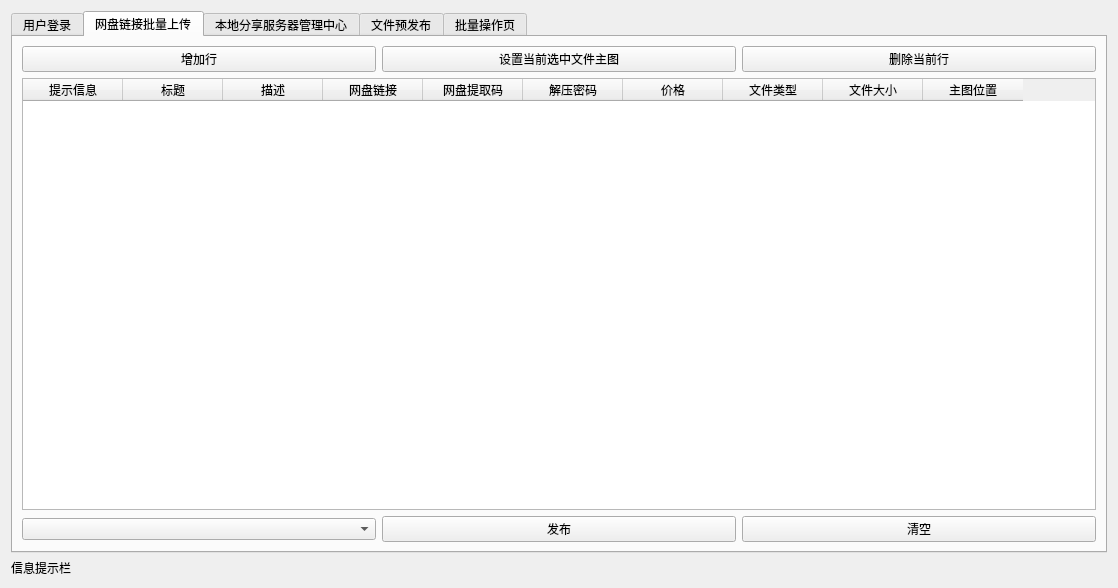
First picture: the form in client.ui, repository Firesuiry/jdmm-client, before the edit.
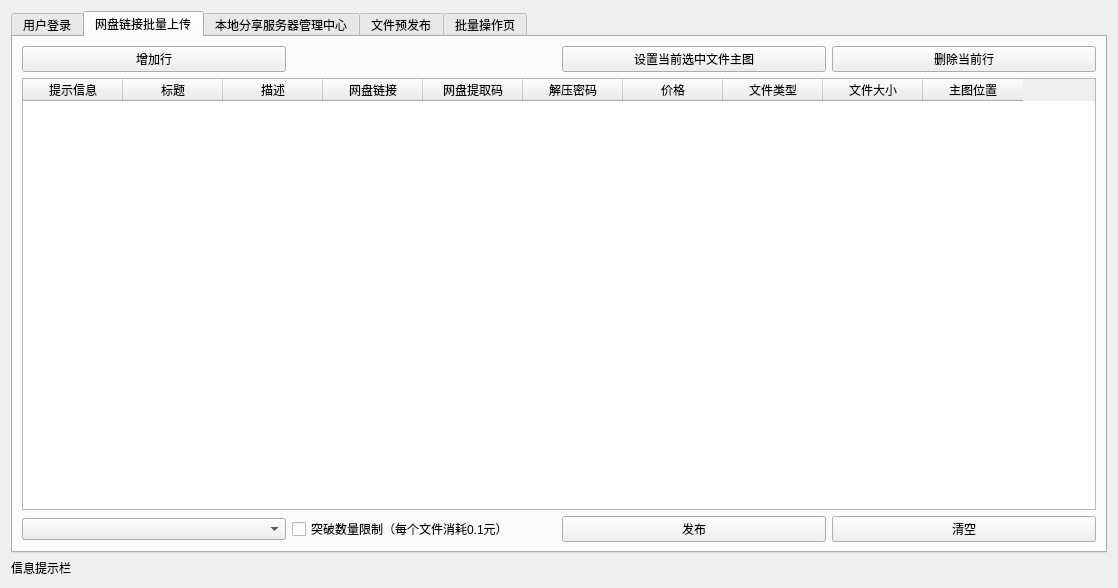
Second picture: the form after the edit. The open tabs and pages were chosen to show the change.

Commit message: 增加突破数量限制选项

```diff
--- a/client.ui
+++ b/client.ui
@@ -17,7 +17,7 @@
    <item>
     <widget class="QTabWidget" name="mainTab">
      <property name="currentIndex">
-      <number>0</number>
+      <number>1</number>
      </property>
      <widget class="QWidget" name="loginTab">
       <attribute name="title">
@@ -169,21 +169,14 @@
        <string>网盘链接批量上传</string>
       </attribute>
       <layout class="QGridLayout" name="gridLayout">
-       <item row="0" column="0">
-        <widget class="QPushButton" name="insertBtn">
-         <property name="text">
-          <string>增加行</string>
-         </property>
-        </widget>
-       </item>
        <item row="0" column="2">
-        <widget class="QPushButton" name="deleteBtn">
+        <widget class="QPushButton" name="setMainImgBtn">
          <property name="text">
-          <string>删除当前行</string>
+          <string>设置当前选中文件主图</string>
          </property>
         </widget>
        </item>
-       <item row="1" column="0" colspan="3">
+       <item row="1" column="0" colspan="4">
         <widget class="QTableWidget" name="inforTable">
          <column>
           <property name="text">
@@ -237,27 +230,41 @@
          </column>
         </widget>
        </item>
+       <item row="0" column="0">
+        <widget class="QPushButton" name="insertBtn">
+         <property name="text">
+          <string>增加行</string>
+         </property>
+        </widget>
+       </item>
        <item row="2" column="0">
         <widget class="QComboBox" name="cateCb"/>
        </item>
-       <item row="2" column="1">
+       <item row="0" column="3">
+        <widget class="QPushButton" name="deleteBtn">
+         <property name="text">
+          <string>删除当前行</string>
+         </property>
+        </widget>
+       </item>
+       <item row="2" column="2">
         <widget class="QPushButton" name="publishBtn">
          <property name="text">
           <string>发布</string>
          </property>
         </widget>
        </item>
-       <item row="2" column="2">
+       <item row="2" column="3">
         <widget class="QPushButton" name="clearBtn">
          <property name="text">
           <string>清空</string>
          </property>
         </widget>
        </item>
-       <item row="0" column="1">
-        <widget class="QPushButton" name="setMainImgBtn">
+       <item row="2" column="1">
+        <widget class="QCheckBox" name="use_money_checkBox">
          <property name="text">
-          <string>设置当前选中文件主图</string>
+          <string>突破数量限制（每个文件消耗0.1元）</string>
          </property>
         </widget>
        </item>
```
The commit also changes 1 other file.
